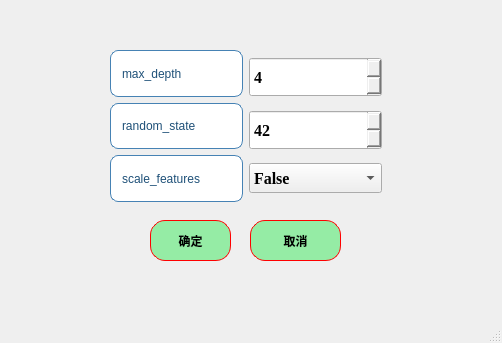
The window that ui/algorithms1_DT_para.ui (azhongege24/predict_first) describes before a commit, drawn with Qt 5.
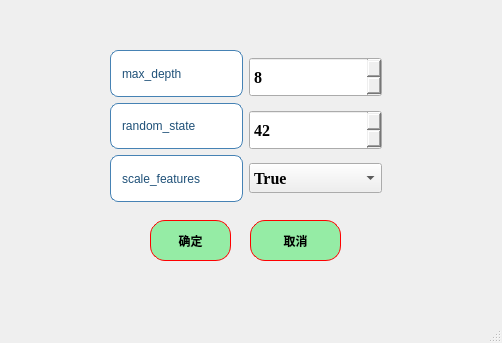
The same window after the commit.

```diff
--- a/ui/algorithms1_DT_para.ui
+++ b/ui/algorithms1_DT_para.ui
@@ -234,7 +234,7 @@
 }</string>
          </property>
          <property name="value">
-          <number>4</number>
+          <number>8</number>
          </property>
         </widget>
        </item>
@@ -288,7 +288,7 @@
          </property>
          <item>
           <property name="text">
-           <string>False</string>
+           <string>True</string>
           </property>
          </item>
          <item>
```
Left out of the diff: 2 changed lines with no effect on the pictures.
